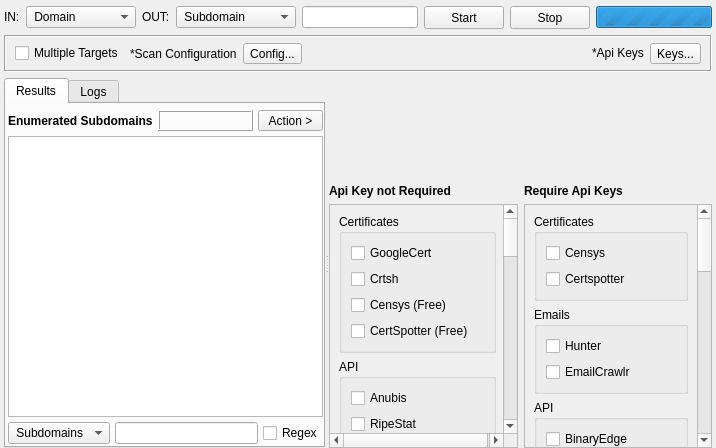
Old version of the form sub3suite/src/engines/osint/Osint.ui in the repository 3nock/OTE.
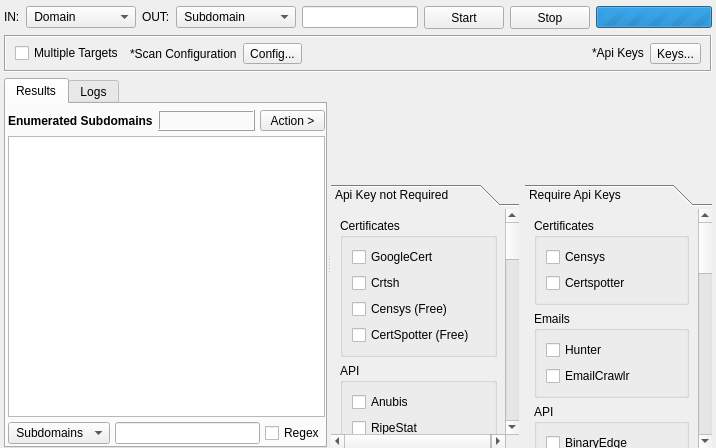
New version of the form. Custom widgets are drawn as their Qt base class.

Diff of the .ui file:
```diff
--- a/sub3suite/src/engines/osint/Osint.ui
+++ b/sub3suite/src/engines/osint/Osint.ui
@@ -16,7 +16,7 @@
   <property name="styleSheet">
    <string notr="true"/>
   </property>
-  <layout class="QVBoxLayout" name="verticalLayout_15">
+  <layout class="QVBoxLayout" name="verticalLayout_10">
    <property name="leftMargin">
     <number>4</number>
    </property>
@@ -680,8 +680,8 @@
        </layout>
       </widget>
      </widget>
-     <widget class="QWidget" name="layoutWidget">
-      <layout class="QVBoxLayout" name="verticalLayout_17">
+     <widget class="QWidget" name="">
+      <layout class="QVBoxLayout" name="verticalLayout_5">
        <item>
         <widget class="InputWidget" name="targets" native="true">
          <property name="sizePolicy">
@@ -701,86 +701,29 @@
        <item>
         <layout class="QHBoxLayout" name="horizontalLayout_10">
          <item>
-          <layout class="QVBoxLayout" name="verticalLayout_10">
-           <item>
-            <widget class="QLabel" name="label_11">
-             <property name="sizePolicy">
-              <sizepolicy hsizetype="Preferred" vsizetype="Maximum">
-               <horstretch>0</horstretch>
-               <verstretch>0</verstretch>
-              </sizepolicy>
-             </property>
-             <property name="font">
-              <font>
-               <weight>75</weight>
-               <bold>true</bold>
-              </font>
-             </property>
-             <property name="styleSheet">
-              <string notr="true"/>
-             </property>
+          <widget class="QToolBox" name="toolBoxNoKey">
              <property name="frameShape">
               <enum>QFrame::NoFrame</enum>
              </property>
-             <property name="frameShadow">
-              <enum>QFrame::Raised</enum>
-             </property>
-             <property name="text">
-              <string>Api Key not Required</string>
-             </property>
-            </widget>
-           </item>
-           <item>
-            <widget class="QScrollArea" name="scrollArea_noKeyEngines">
-             <property name="cursor" stdset="0">
-              <cursorShape>ArrowCursor</cursorShape>
-             </property>
-             <property name="contextMenuPolicy">
-              <enum>Qt::NoContextMenu</enum>
-             </property>
-             <property name="styleSheet">
-              <string notr="true"/>
-             </property>
-             <property name="frameShape">
-              <enum>QFrame::StyledPanel</enum>
-             </property>
-             <property name="frameShadow">
-              <enum>QFrame::Sunken</enum>
-             </property>
-             <property name="lineWidth">
-              <number>1</number>
-             </property>
-             <property name="midLineWidth">
+           <property name="currentIndex">
               <number>0</number>
              </property>
-             <property name="sizeAdjustPolicy">
-              <enum>QAbstractScrollArea::AdjustIgnored</enum>
-             </property>
-             <property name="widgetResizable">
-              <bool>true</bool>
-             </property>
-             <widget class="QWidget" name="scrollAreaWidgetContents1">
+           <property name="tabSpacing">
+            <number>3</number>
+           </property>
+           <widget class="QWidget" name="page_keynotrequired">
               <property name="geometry">
                <rect>
                 <x>0</x>
                 <y>0</y>
-                <width>159</width>
+              <width>165</width>
                 <height>1057</height>
                </rect>
               </property>
+            <attribute name="label">
+             <string>Api Key not Required</string>
+            </attribute>
               <layout class="QVBoxLayout" name="verticalLayout_4">
-               <property name="leftMargin">
-                <number>9</number>
-               </property>
-               <property name="topMargin">
-                <number>9</number>
-               </property>
-               <property name="rightMargin">
-                <number>9</number>
-               </property>
-               <property name="bottomMargin">
-                <number>9</number>
-               </property>
                <item>
                 <widget class="QGroupBox" name="groupBox">
                  <property name="title">
@@ -1115,86 +1058,27 @@
              </widget>
             </widget>
            </item>
-          </layout>
-         </item>
          <item>
-          <layout class="QVBoxLayout" name="verticalLayout_13">
-           <item>
-            <widget class="QLabel" name="label_16">
-             <property name="sizePolicy">
-              <sizepolicy hsizetype="Preferred" vsizetype="Maximum">
-               <horstretch>0</horstretch>
-               <verstretch>0</verstretch>
-              </sizepolicy>
-             </property>
-             <property name="font">
-              <font>
-               <weight>75</weight>
-               <bold>true</bold>
-              </font>
-             </property>
-             <property name="styleSheet">
-              <string notr="true"/>
-             </property>
-             <property name="frameShape">
-              <enum>QFrame::NoFrame</enum>
-             </property>
-             <property name="frameShadow">
-              <enum>QFrame::Raised</enum>
-             </property>
-             <property name="text">
-              <string>Require Api Keys</string>
-             </property>
-            </widget>
-           </item>
-           <item>
-            <widget class="QScrollArea" name="scrollArea_keyEngines">
-             <property name="contextMenuPolicy">
-              <enum>Qt::NoContextMenu</enum>
-             </property>
-             <property name="styleSheet">
-              <string notr="true"/>
-             </property>
-             <property name="frameShape">
-              <enum>QFrame::StyledPanel</enum>
-             </property>
-             <property name="frameShadow">
-              <enum>QFrame::Sunken</enum>
-             </property>
-             <property name="lineWidth">
-              <number>1</number>
-             </property>
-             <property name="midLineWidth">
+          <widget class="QToolBox" name="toolBoxRequireKey">
+           <property name="currentIndex">
               <number>0</number>
              </property>
-             <property name="sizeAdjustPolicy">
-              <enum>QAbstractScrollArea::AdjustIgnored</enum>
-             </property>
-             <property name="widgetResizable">
-              <bool>true</bool>
-             </property>
-             <widget class="QWidget" name="scrollAreaWidgetContents">
+           <property name="tabSpacing">
+            <number>3</number>
+           </property>
+           <widget class="QWidget" name="page_keyrequired">
               <property name="geometry">
                <rect>
                 <x>0</x>
-                <y>-529</y>
-                <width>152</width>
+              <y>0</y>
+              <width>165</width>
                 <height>876</height>
                </rect>
               </property>
-              <layout class="QVBoxLayout" name="verticalLayout_14">
-               <property name="leftMargin">
-                <number>9</number>
-               </property>
-               <property name="topMargin">
-                <number>9</number>
-               </property>
-               <property name="rightMargin">
-                <number>9</number>
-               </property>
-               <property name="bottomMargin">
-                <number>9</number>
-               </property>
+            <attribute name="label">
+             <string>Require Api Keys</string>
+            </attribute>
+            <layout class="QVBoxLayout" name="verticalLayout_18">
                <item>
                 <widget class="QGroupBox" name="groupBox_6">
                  <property name="title">
@@ -1469,8 +1353,6 @@
               </layout>
              </widget>
             </widget>
-           </item>
-          </layout>
          </item>
         </layout>
        </item>
```
Left out of the diff: 4 changed lines with no effect on the pictures. Lines whose indentation alone changed are shown as unchanged.
